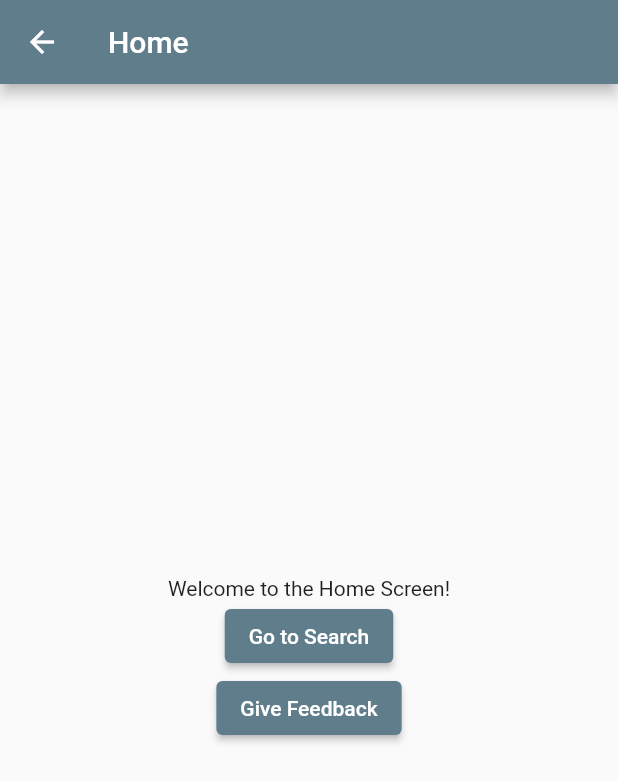
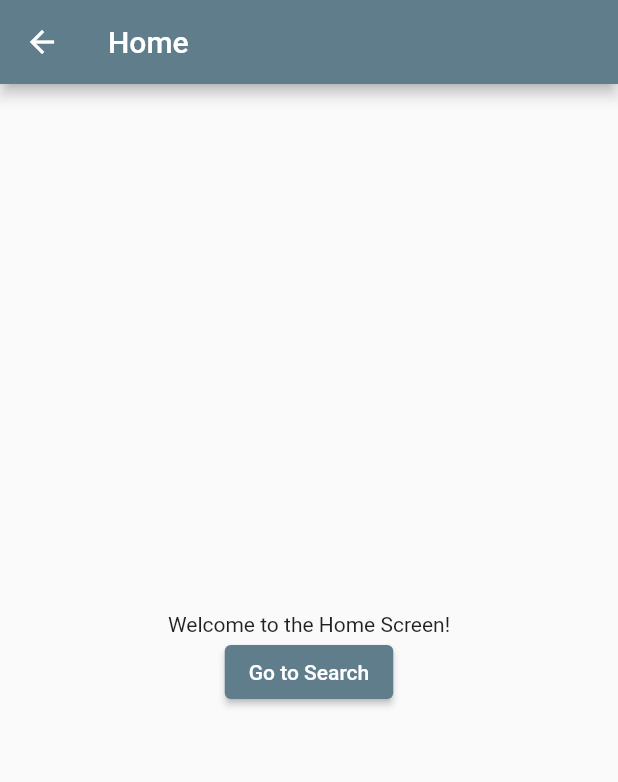
Before and after one commit to Evauts/Search-Login, a Flutter app: the HomeScreen screen opened by its route, on a phone screen of 412 x 824 dp. Shown: the top 782 px of the screen. Run offline on Flutter 3.47's test engine with Material 2 defaults, Android fonts, the phone set to English and light mode, and no system bars; our stand-ins replace csv, firebase_auth, firebase_core, geocoding, geolocator, google_maps_flutter and 1 more; missing offline and left inert: flutter_polyline_points; accounts and stored records are empty.

Commit message:
Add files via upload

```diff
--- a/SC2006Code/search/lib/Home/HomeScreen.dart
+++ b/SC2006Code/search/lib/Home/HomeScreen.dart
@@ -1,6 +1,5 @@
 import 'package:flutter/material.dart';
 import 'package:search/Search/search.dart';
-import 'package:search/FeedBack/FeedbackScreen.dart';
 
 class HomeScreen extends StatelessWidget {
   const HomeScreen({super.key});
@@ -21,13 +20,6 @@ class HomeScreen extends StatelessWidget {
                 },
               child: const Text('Go to Search'),
             ),
-            ElevatedButton(
-              onPressed: () {
-                Navigator.push(context,
-                    MaterialPageRoute(builder: (context) => const FeedbackScreen()));
-              },
-              child: const Text('Give Feedback'),
-            ),
           ],
         ),
       ),
--- a/SC2006Code/search/lib/main.dart
+++ b/SC2006Code/search/lib/main.dart
@@ -2,7 +2,6 @@
 import 'package:firebase_core/firebase_core.dart';
 import 'package:flutter/material.dart';
 import 'package:search/firebase_options.dart'; // Assuming this is a custom configuration file for Firebase
-import 'FeedBack/FeedbackScreen.dart';
 import 'Login/login.dart';
 import 'Search/search.dart';
 import 'Home/HomeScreen.dart';
@@ -41,7 +40,6 @@ class ParkerApp extends StatelessWidget {
         '/': (context) => const LoginScreen(),      // Route for the Login screen
         '/home': (context) => const HomeScreen(),   // Route for the Home screen
         '/search': (context) => const MySearchPage(), // Route for the Search page
-        '/feedback': (context) => const FeedbackScreen(), // Route for the Feedback screen
       },
     );
   }
```
